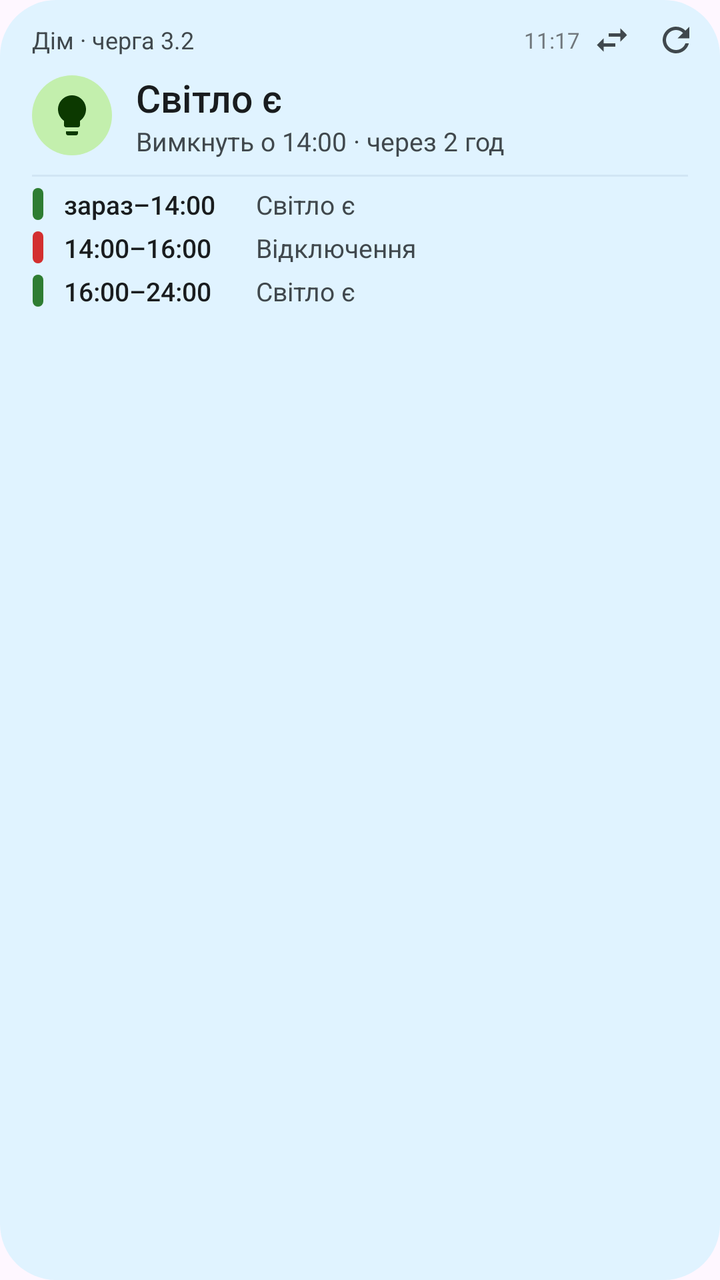
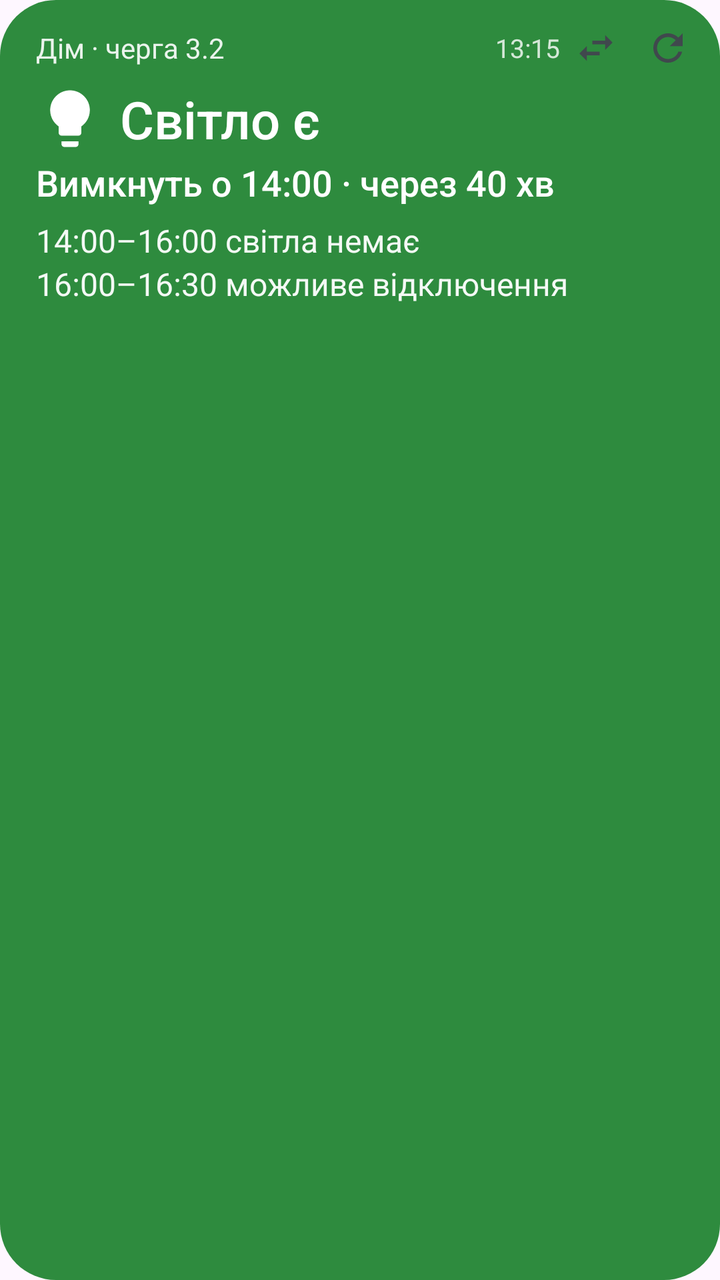

The first picture is an Android layout as it rendered before a commit; the second is the same layout after the commit. The layout source and the unified diff follow.
<!-- AndroidManifest.xml: application theme AppTheme -->
<!-- res/layout/widget_power.xml -->
<?xml version="1.0" encoding="utf-8"?>
<LinearLayout xmlns:android="http://schemas.android.com/apk/res/android"
    android:id="@+id/w_root"
    android:layout_width="match_parent"
    android:layout_height="match_parent"
    android:background="@drawable/widget_bg"
    android:orientation="vertical"
    android:paddingStart="16dp"
    android:paddingTop="4dp"
    android:paddingEnd="6dp"
    android:paddingBottom="10dp">

    <LinearLayout
        android:layout_width="match_parent"
        android:layout_height="wrap_content"
        android:gravity="center_vertical"
        android:orientation="horizontal">

        <TextView
            android:id="@+id/w_address"
            android:layout_width="0dp"
            android:layout_height="wrap_content"
            android:layout_weight="1"
            android:ellipsize="end"
            android:maxLines="1"
            android:text="Дім · черга 3.2"
            android:textColor="@color/widget_sub"
            android:textSize="12sp" />

        <TextView
            android:id="@+id/w_updated"
            android:layout_width="wrap_content"
            android:layout_height="wrap_content"
            android:layout_marginStart="6dp"
            android:maxLines="1"
            android:text="11:17"
            android:textColor="@color/widget_muted"
            android:textSize="11sp" />

        <ImageView
            android:id="@+id/w_switch"
            android:layout_width="32dp"
            android:layout_height="32dp"
            android:contentDescription="Інша адреса"
            android:padding="6dp"
            android:src="@drawable/ic_swap" />

        <ImageView
            android:id="@+id/w_refresh"
            android:layout_width="32dp"
            android:layout_height="32dp"
            android:contentDescription="Оновити"
            android:padding="6dp"
            android:src="@drawable/ic_refresh" />
    </LinearLayout>

    <LinearLayout
        android:layout_width="match_parent"
        android:layout_height="wrap_content"
        android:gravity="center_vertical"
        android:orientation="horizontal"
        android:paddingEnd="10dp">

        <ImageView
            android:id="@+id/w_icon"
            android:layout_width="40dp"
            android:layout_height="40dp"
            android:background="@drawable/circle_on"
            android:contentDescription="Статус"
            android:padding="8dp"
            android:src="@drawable/ic_status_on" />

        <LinearLayout
            android:layout_width="0dp"
            android:layout_height="wrap_content"
            android:layout_marginStart="12dp"
            android:layout_weight="1"
            android:orientation="vertical">

            <TextView
                android:id="@+id/w_status"
                android:layout_width="wrap_content"
                android:layout_height="wrap_content"
                android:ellipsize="end"
                android:fontFamily="sans-serif-medium"
                android:maxLines="1"
                android:text="Світло є"
                android:textColor="@color/widget_on"
                android:textSize="19sp" />

            <TextView
                android:id="@+id/w_detail"
                android:layout_width="wrap_content"
                android:layout_height="wrap_content"
                android:ellipsize="end"
                android:maxLines="2"
                android:text="Вимкнуть о 14:00 · через 2 год"
                android:textColor="@color/widget_sub"
                android:textSize="13sp" />
        </LinearLayout>
    </LinearLayout>

    <ImageView
        android:id="@+id/w_divider"
        android:layout_width="match_parent"
        android:layout_height="1dp"
        android:layout_marginTop="8dp"
        android:layout_marginEnd="10dp"
        android:layout_marginBottom="3dp"
        android:background="@color/widget_line"
        android:contentDescription="@null" />

    <LinearLayout
        android:id="@+id/w_row1"
        android:layout_width="match_parent"
        android:layout_height="wrap_content"
        android:gravity="center_vertical"
        android:orientation="horizontal"
        android:paddingTop="2dp"
        android:paddingBottom="2dp">

        <ImageView
            android:id="@+id/w_row1_pill"
            android:layout_width="6dp"
            android:layout_height="16dp"
            android:contentDescription="@null"
            android:src="@drawable/pill_on" />

        <TextView
            android:id="@+id/w_row1_time"
            android:layout_width="96dp"
            android:layout_height="wrap_content"
            android:layout_marginStart="10dp"
            android:fontFamily="sans-serif-medium"
            android:maxLines="1"
            android:text="зараз–14:00"
            android:textColor="@color/widget_on"
            android:textSize="13sp" />

        <TextView
            android:id="@+id/w_row1_label"
            android:layout_width="0dp"
            android:layout_height="wrap_content"
            android:layout_weight="1"
            android:ellipsize="end"
            android:maxLines="1"
            android:text="Світло є"
            android:textColor="@color/widget_sub"
            android:textSize="13sp" />
    </LinearLayout>

    <LinearLayout
        android:id="@+id/w_row2"
        android:layout_width="match_parent"
        android:layout_height="wrap_content"
        android:gravity="center_vertical"
        android:orientation="horizontal"
        android:paddingTop="2dp"
        android:paddingBottom="2dp">

        <ImageView
            android:id="@+id/w_row2_pill"
            android:layout_width="6dp"
            android:layout_height="16dp"
            android:contentDescription="@null"
            android:src="@drawable/pill_off" />

        <TextView
            android:id="@+id/w_row2_time"
            android:layout_width="96dp"
            android:layout_height="wrap_content"
            android:layout_marginStart="10dp"
            android:fontFamily="sans-serif-medium"
            android:maxLines="1"
            android:text="14:00–16:00"
            android:textColor="@color/widget_on"
            android:textSize="13sp" />

        <TextView
            android:id="@+id/w_row2_label"
            android:layout_width="0dp"
            android:layout_height="wrap_content"
            android:layout_weight="1"
            android:ellipsize="end"
            android:maxLines="1"
            android:text="Відключення"
            android:textColor="@color/widget_sub"
            android:textSize="13sp" />
    </LinearLayout>

    <LinearLayout
        android:id="@+id/w_row3"
        android:layout_width="match_parent"
        android:layout_height="wrap_content"
        android:gravity="center_vertical"
        android:orientation="horizontal"
        android:paddingTop="2dp"
        android:paddingBottom="2dp">

        <ImageView
            android:id="@+id/w_row3_pill"
            android:layout_width="6dp"
            android:layout_height="16dp"
            android:contentDescription="@null"
            android:src="@drawable/pill_on" />

        <TextView
            android:id="@+id/w_row3_time"
            android:layout_width="96dp"
            android:layout_height="wrap_content"
            android:layout_marginStart="10dp"
            android:fontFamily="sans-serif-medium"
            android:maxLines="1"
            android:text="16:00–24:00"
            android:textColor="@color/widget_on"
            android:textSize="13sp" />

        <TextView
            android:id="@+id/w_row3_label"
            android:layout_width="0dp"
            android:layout_height="wrap_content"
            android:layout_weight="1"
            android:ellipsize="end"
            android:maxLines="1"
            android:text="Світло є"
            android:textColor="@color/widget_sub"
            android:textSize="13sp" />
    </LinearLayout>
</LinearLayout>
<!-- resources referenced by this layout -->
<resources>
  <color name="widget_line">#DADCE5</color>
  <color name="widget_muted">#74777F</color>
  <color name="widget_on">#1A1B20</color>
  <color name="widget_sub">#44474F</color>
  <!-- drawable circle_on (drawable) -->
  <?xml version="1.0" encoding="utf-8"?>
  <shape xmlns:android="http://schemas.android.com/apk/res/android" android:shape="oval">
      <solid android:color="@color/st_on_container" />
  </shape>
  <!-- drawable ic_refresh (drawable) -->
  <?xml version="1.0" encoding="utf-8"?>
  <vector xmlns:android="http://schemas.android.com/apk/res/android"
      android:width="24dp"
      android:height="24dp"
      android:viewportWidth="24"
      android:viewportHeight="24">
      <path android:fillColor="@color/widget_sub" android:pathData="M17.65,6.35C16.2,4.9 14.21,4 12,4c-4.42,0 -7.99,3.58 -7.99,8s3.57,8 7.99,8c3.73,0 6.84,-2.55 7.73,-6h-2.08c-0.82,2.33 -3.04,4 -5.65,4 -3.31,0 -6,-2.69 -6,-6s2.69,-6 6,-6c1.66,0 3.14,0.69 4.22,1.78L13,11h7V4l-2.35,2.35z" />
  </vector>
  <!-- drawable ic_status_on (drawable) -->
  <?xml version="1.0" encoding="utf-8"?>
  <vector xmlns:android="http://schemas.android.com/apk/res/android"
      android:width="24dp"
      android:height="24dp"
      android:viewportWidth="24"
      android:viewportHeight="24">
      <path android:fillColor="@color/st_on_content" android:pathData="M9,21c0,0.55 0.45,1 1,1h4c0.55,0 1,-0.45 1,-1v-1H9V21zM12,2C8.14,2 5,5.14 5,9c0,2.38 1.19,4.47 3,5.74V17c0,0.55 0.45,1 1,1h6c0.55,0 1,-0.45 1,-1v-2.26c1.81,-1.27 3,-3.36 3,-5.74C19,5.14 15.86,2 12,2z" />
  </vector>
  <!-- drawable ic_swap (drawable) -->
  <?xml version="1.0" encoding="utf-8"?>
  <vector xmlns:android="http://schemas.android.com/apk/res/android"
      android:width="24dp"
      android:height="24dp"
      android:viewportWidth="24"
      android:viewportHeight="24">
      <path android:fillColor="@color/widget_sub" android:pathData="M6.99,11L3,15l3.99,4v-3H14v-2H6.99v-3zM21,9l-3.99,-4v3H10v2h7.01v3L21,9z" />
  </vector>
  <!-- drawable pill_off (drawable) -->
  <?xml version="1.0" encoding="utf-8"?>
  <shape xmlns:android="http://schemas.android.com/apk/res/android" android:shape="rectangle">
      <solid android:color="@color/st_off_strong" />
      <corners android:radius="3dp" />
      <size android:width="6dp" android:height="18dp" />
  </shape>
  <!-- drawable pill_on (drawable) -->
  <?xml version="1.0" encoding="utf-8"?>
  <shape xmlns:android="http://schemas.android.com/apk/res/android" android:shape="rectangle">
      <solid android:color="@color/st_on_strong" />
      <corners android:radius="3dp" />
      <size android:width="6dp" android:height="18dp" />
  </shape>
  <!-- drawable widget_bg (drawable) -->
  <?xml version="1.0" encoding="utf-8"?>
  <shape xmlns:android="http://schemas.android.com/apk/res/android" android:shape="rectangle">
      <solid android:color="@color/widget_bg" />
      <corners android:radius="24dp" />
  </shape>
  <style name="AppTheme" parent="Theme.Material3.DayNight.NoActionBar">
          <item name="android:statusBarColor">?attr/colorSurface</item>
          <item name="android:windowLightStatusBar">@bool/light_bars</item>
      </style>
  <color name="st_on_container">#C3EFAD</color>
  <color name="st_on_content">#0C3900</color>
  <color name="st_off_strong">#D32F2F</color>
  <color name="st_on_strong">#2E7D32</color>
  <color name="widget_bg">#EEF0F8</color>
</resources>

<!-- the commit's change to res/layout/widget_power.xml (unified diff, before → after) -->
@@ -3,12 +3,12 @@
     android:id="@+id/w_root"
     android:layout_width="match_parent"
     android:layout_height="match_parent"
-    android:background="@drawable/widget_bg"
+    android:background="@drawable/wbg_on"
     android:orientation="vertical"
-    android:paddingStart="16dp"
-    android:paddingTop="4dp"
-    android:paddingEnd="6dp"
-    android:paddingBottom="10dp">
+    android:paddingStart="18dp"
+    android:paddingTop="6dp"
+    android:paddingEnd="8dp"
+    android:paddingBottom="12dp">
 
     <LinearLayout
         android:layout_width="match_parent"
@@ -24,8 +24,8 @@
             android:ellipsize="end"
             android:maxLines="1"
             android:text="Дім · черга 3.2"
-            android:textColor="@color/widget_sub"
-            android:textSize="12sp" />
+            android:textColor="#E6FFFFFF"
+            android:textSize="14sp" />
 
         <TextView
             android:id="@+id/w_updated"
@@ -33,24 +33,24 @@
             android:layout_height="wrap_content"
             android:layout_marginStart="6dp"
             android:maxLines="1"
-            android:text="11:17"
-            android:textColor="@color/widget_muted"
-            android:textSize="11sp" />
+            android:text="13:15"
+            android:textColor="#CCFFFFFF"
+            android:textSize="13sp" />
 
         <ImageView
             android:id="@+id/w_switch"
-            android:layout_width="32dp"
-            android:layout_height="32dp"
+            android:layout_width="36dp"
+            android:layout_height="36dp"
             android:contentDescription="Інша адреса"
-            android:padding="6dp"
+            android:padding="7dp"
             android:src="@drawable/ic_swap" />
 
         <ImageView
             android:id="@+id/w_refresh"
-            android:layout_width="32dp"
-            android:layout_height="32dp"
+            android:layout_width="36dp"
+            android:layout_height="36dp"
             android:contentDescription="Оновити"
-            android:padding="6dp"
+            android:padding="7dp"
             android:src="@drawable/ic_refresh" />
     </LinearLayout>
 
@@ -63,167 +63,57 @@
 
         <ImageView
             android:id="@+id/w_icon"
-            android:layout_width="40dp"
-            android:layout_height="40dp"
-            android:background="@drawable/circle_on"
-            android:contentDescription="Статус"
-            android:padding="8dp"
+            android:layout_width="34dp"
+            android:layout_height="34dp"
+            android:contentDescription="@null"
             android:src="@drawable/ic_status_on" />
 
-        <LinearLayout
-            android:layout_width="0dp"
+        <TextView
+            android:id="@+id/w_status"
+            android:layout_width="wrap_content"
             android:layout_height="wrap_content"
-            android:layout_marginStart="12dp"
-            android:layout_weight="1"
-            android:orientation="vertical">
-
-            <TextView
-                android:id="@+id/w_status"
-                android:layout_width="wrap_content"
-                android:layout_height="wrap_content"
-                android:ellipsize="end"
-                android:fontFamily="sans-serif-medium"
-                android:maxLines="1"
-                android:text="Світло є"
-                android:textColor="@color/widget_on"
-                android:textSize="19sp" />
-
-            <TextView
-                android:id="@+id/w_detail"
-                android:layout_width="wrap_content"
-                android:layout_height="wrap_content"
-                android:ellipsize="end"
-                android:maxLines="2"
-                android:text="Вимкнуть о 14:00 · через 2 год"
-                android:textColor="@color/widget_sub"
-                android:textSize="13sp" />
-        </LinearLayout>
+            android:layout_marginStart="8dp"
+            android:ellipsize="end"
+            android:fontFamily="sans-serif-medium"
+            android:maxLines="1"
+            android:text="Світло є"
+            android:textColor="#FFFFFFFF"
+            android:textSize="26sp" />
     </LinearLayout>
 
-    <ImageView
-        android:id="@+id/w_divider"
+    <TextView
+        android:id="@+id/w_detail"
         android:layout_width="match_parent"
-        android:layout_height="1dp"
-        android:layout_marginTop="8dp"
-        android:layout_marginEnd="10dp"
-        android:layout_marginBottom="3dp"
-        android:background="@color/widget_line"
-        android:contentDescription="@null" />
+        android:layout_height="wrap_content"
+        android:layout_marginTop="2dp"
+        android:ellipsize="end"
+        android:fontFamily="sans-serif-medium"
+        android:maxLines="1"
+        android:paddingEnd="10dp"
+        android:text="Вимкнуть о 14:00 · через 40 хв"
+        android:textColor="#FFFFFFFF"
+        android:textSize="18sp" />
 
-    <LinearLayout
+    <TextView
         android:id="@+id/w_row1"
         android:layout_width="match_parent"
         android:layout_height="wrap_content"
-        android:gravity="center_vertical"
-        android:orientation="horizontal"
-        android:paddingTop="2dp"
-        android:paddingBottom="2dp">
+        android:layout_marginTop="6dp"
+        android:ellipsize="end"
+        android:maxLines="1"
+        android:paddingEnd="10dp"
+        android:text="14:00–16:00 світла немає"
+        android:textColor="#F2FFFFFF"
+        android:textSize="16sp" />
 
-        <ImageView
-            android:id="@+id/w_row1_pill"
-            android:layout_width="6dp"
-            android:layout_height="16dp"
-            android:contentDescription="@null"
-            android:src="@drawable/pill_on" />
-
-        <TextView
-            android:id="@+id/w_row1_time"
-            android:layout_width="96dp"
-            android:layout_height="wrap_content"
-            android:layout_marginStart="10dp"
-            android:fontFamily="sans-serif-medium"
-            android:maxLines="1"
-            android:text="зараз–14:00"
-            android:textColor="@color/widget_on"
-            android:textSize="13sp" />
-
-        <TextView
-            android:id="@+id/w_row1_label"
-            android:layout_width="0dp"
-            android:layout_height="wrap_content"
-            android:layout_weight="1"
-            android:ellipsize="end"
-            android:maxLines="1"
-            android:text="Світло є"
-            android:textColor="@color/widget_sub"
-            android:textSize="13sp" />
-    </LinearLayout>
-
-    <LinearLayout
+    <TextView
         android:id="@+id/w_row2"
         android:layout_width="match_parent"
         android:layout_height="wrap_content"
-        android:gravity="center_vertical"
-        android:orientation="horizontal"
-        android:paddingTop="2dp"
-        android:paddingBottom="2dp">
-
-        <ImageView
-            android:id="@+id/w_row2_pill"
-            android:layout_width="6dp"
-            android:layout_height="16dp"
-            android:contentDescription="@null"
-            android:src="@drawable/pill_off" />
-
-        <TextView
-            android:id="@+id/w_row2_time"
-            android:layout_width="96dp"
-            android:layout_height="wrap_content"
-            android:layout_marginStart="10dp"
-            android:fontFamily="sans-serif-medium"
-            android:maxLines="1"
-            android:text="14:00–16:00"
-            android:textColor="@color/widget_on"
-            android:textSize="13sp" />
-
-        <TextView
-            android:id="@+id/w_row2_label"
-            android:layout_width="0dp"
-            android:layout_height="wrap_content"
-            android:layout_weight="1"
-            android:ellipsize="end"
-            android:maxLines="1"
-            android:text="Відключення"
-            android:textColor="@color/widget_sub"
-            android:textSize="13sp" />
-    </LinearLayout>
-
-    <LinearLayout
-        android:id="@+id/w_row3"
-        android:layout_width="match_parent"
-        android:layout_height="wrap_content"
-        android:gravity="center_vertical"
-        android:orientation="horizontal"
-        android:paddingTop="2dp"
-        android:paddingBottom="2dp">
-
-        <ImageView
-            android:id="@+id/w_row3_pill"
-            android:layout_width="6dp"
-            android:layout_height="16dp"
-            android:contentDescription="@null"
-            android:src="@drawable/pill_on" />
-
-        <TextView
-            android:id="@+id/w_row3_time"
-            android:layout_width="96dp"
-            android:layout_height="wrap_content"
-            android:layout_marginStart="10dp"
-            android:fontFamily="sans-serif-medium"
-            android:maxLines="1"
-            android:text="16:00–24:00"
-            android:textColor="@color/widget_on"
-            android:textSize="13sp" />
-
-        <TextView
-            android:id="@+id/w_row3_label"
-            android:layout_width="0dp"
-            android:layout_height="wrap_content"
-            android:layout_weight="1"
-            android:ellipsize="end"
-            android:maxLines="1"
-            android:text="Світло є"
-            android:textColor="@color/widget_sub"
-            android:textSize="13sp" />
-    </LinearLayout>
+        android:ellipsize="end"
+        android:maxLines="1"
+        android:paddingEnd="10dp"
+        android:text="16:00–16:30 можливе відключення"
+        android:textColor="#F2FFFFFF"
+        android:textSize="16sp" />
 </LinearLayout>
<!-- resource entries referenced after the edit -->
@@ -1,14 +1,6 @@
 <!-- resources referenced by this layout -->
 <resources>
-  <color name="widget_line">#DADCE5</color>
-  <color name="widget_muted">#74777F</color>
-  <color name="widget_on">#1A1B20</color>
   <color name="widget_sub">#44474F</color>
-  <!-- drawable circle_on (drawable) -->
-  <?xml version="1.0" encoding="utf-8"?>
-  <shape xmlns:android="http://schemas.android.com/apk/res/android" android:shape="oval">
-      <solid android:color="@color/st_on_container" />
-  </shape>
   <!-- drawable ic_refresh (drawable) -->
   <?xml version="1.0" encoding="utf-8"?>
   <vector xmlns:android="http://schemas.android.com/apk/res/android"
@@ -36,34 +28,17 @@
       android:viewportHeight="24">
       <path android:fillColor="@color/widget_sub" android:pathData="M6.99,11L3,15l3.99,4v-3H14v-2H6.99v-3zM21,9l-3.99,-4v3H10v2h7.01v3L21,9z" />
   </vector>
-  <!-- drawable pill_off (drawable) -->
+  <!-- drawable wbg_on (drawable) -->
   <?xml version="1.0" encoding="utf-8"?>
   <shape xmlns:android="http://schemas.android.com/apk/res/android" android:shape="rectangle">
-      <solid android:color="@color/st_off_strong" />
-      <corners android:radius="3dp" />
-      <size android:width="6dp" android:height="18dp" />
-  </shape>
-  <!-- drawable pill_on (drawable) -->
-  <?xml version="1.0" encoding="utf-8"?>
-  <shape xmlns:android="http://schemas.android.com/apk/res/android" android:shape="rectangle">
-      <solid android:color="@color/st_on_strong" />
-      <corners android:radius="3dp" />
-      <size android:width="6dp" android:height="18dp" />
-  </shape>
-  <!-- drawable widget_bg (drawable) -->
-  <?xml version="1.0" encoding="utf-8"?>
-  <shape xmlns:android="http://schemas.android.com/apk/res/android" android:shape="rectangle">
-      <solid android:color="@color/widget_bg" />
-      <corners android:radius="24dp" />
+      <solid android:color="@color/st_on_container" />
+      <corners android:radius="26dp" />
   </shape>
   <style name="AppTheme" parent="Theme.Material3.DayNight.NoActionBar">
           <item name="android:statusBarColor">?attr/colorSurface</item>
           <item name="android:windowLightStatusBar">@bool/light_bars</item>
       </style>
-  <color name="st_on_container">#C3EFAD</color>
-  <color name="st_on_content">#0C3900</color>
-  <color name="st_off_strong">#D32F2F</color>
-  <color name="st_on_strong">#2E7D32</color>
-  <color name="widget_bg">#EEF0F8</color>
+  <color name="st_on_container">#2E8B3E</color>
+  <color name="st_on_content">#FFFFFF</color>
 </resources>
 
